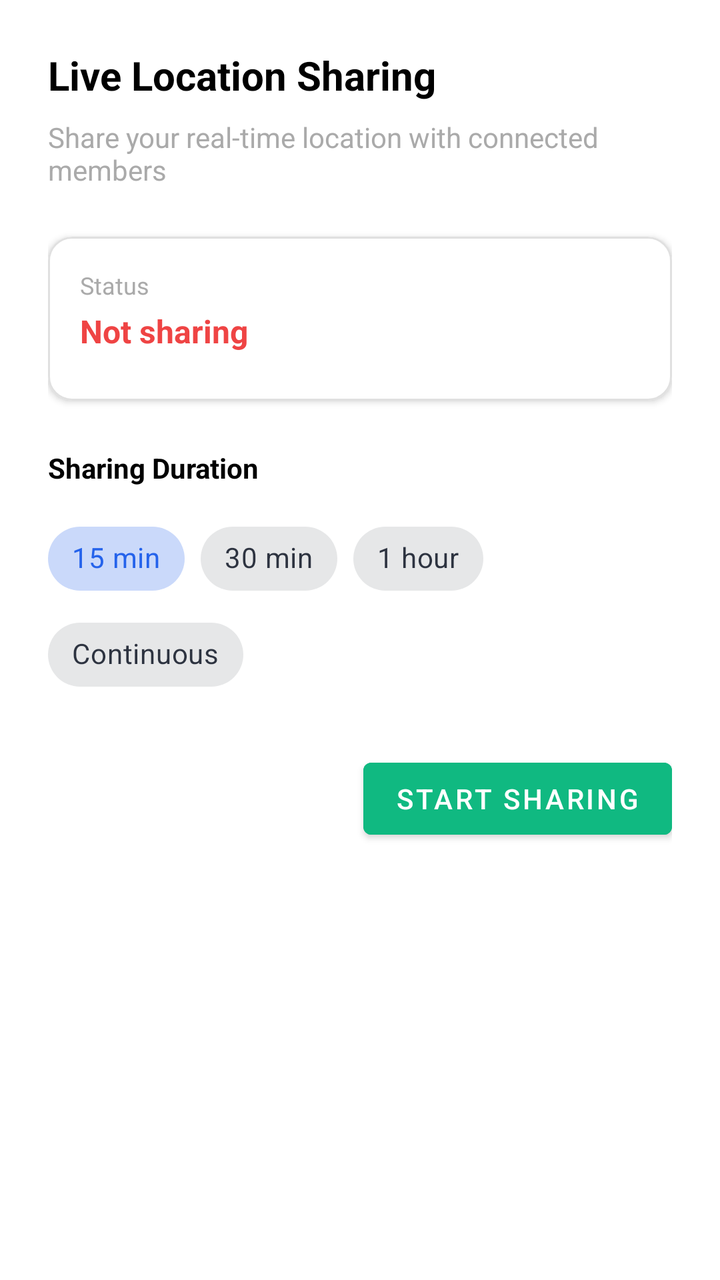
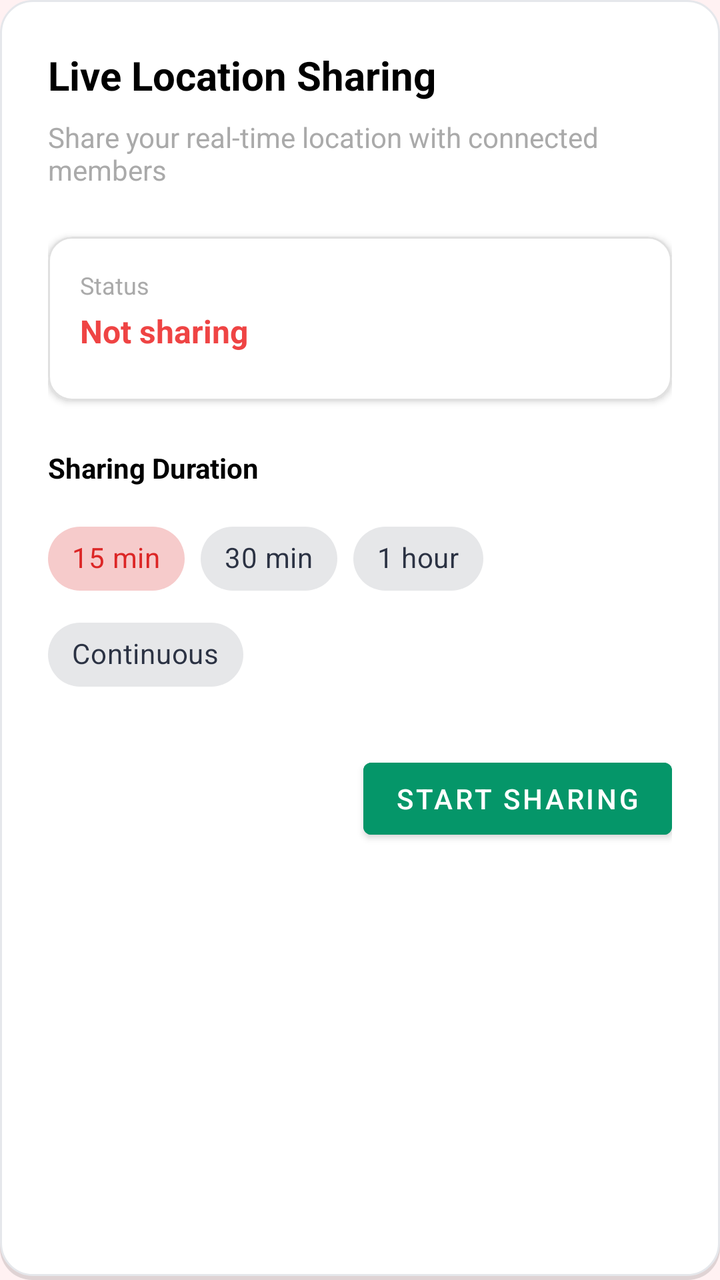

Two renders of the same Android screen: before a commit and after it. Below are the layout's source before the change and the commit's diff.
<!-- AndroidManifest.xml: application theme Theme.DisasterComm -->
<!-- res/layout/fragment_live_location_controls.xml -->
<?xml version="1.0" encoding="utf-8"?>
<LinearLayout xmlns:android="http://schemas.android.com/apk/res/android"
    xmlns:app="http://schemas.android.com/apk/res-auto"
    android:layout_width="match_parent"
    android:layout_height="wrap_content"
    android:orientation="vertical"
    android:padding="24dp"
    android:background="@android:color/white">

    
    <TextView
        android:layout_width="wrap_content"
        android:layout_height="wrap_content"
        android:text="Live Location Sharing"
        android:textSize="20sp"
        android:textStyle="bold"
        android:textColor="@android:color/black"
        android:layout_marginBottom="8dp" />

    <TextView
        android:id="@+id/tvSharingDescription"
        android:layout_width="wrap_content"
        android:layout_height="wrap_content"
        android:text="Share your real-time location with connected members"
        android:textSize="14sp"
        android:textColor="@android:color/darker_gray"
        android:layout_marginBottom="24dp" />

    
    <com.google.android.material.card.MaterialCardView
        android:id="@+id/cardSharingStatus"
        android:layout_width="match_parent"
        android:layout_height="wrap_content"
        android:layout_marginBottom="24dp"
        app:cardCornerRadius="12dp"
        app:cardElevation="2dp"
        app:strokeWidth="1dp"
        app:strokeColor="#E0E0E0">

        <LinearLayout
            android:layout_width="match_parent"
            android:layout_height="wrap_content"
            android:orientation="vertical"
            android:padding="16dp">

            <TextView
                android:id="@+id/tvStatusLabel"
                android:layout_width="wrap_content"
                android:layout_height="wrap_content"
                android:text="Status"
                android:textSize="12sp"
                android:textColor="@android:color/darker_gray"
                android:layout_marginBottom="4dp" />

            <TextView
                android:id="@+id/tvSharingStatus"
                android:layout_width="wrap_content"
                android:layout_height="wrap_content"
                android:text="Not sharing"
                android:textSize="16sp"
                android:textStyle="bold"
                android:textColor="#EF4444"
                android:layout_marginBottom="8dp" />

            <TextView
                android:id="@+id/tvRemainingTime"
                android:layout_width="wrap_content"
                android:layout_height="wrap_content"
                android:text=""
                android:textSize="14sp"
                android:textColor="@android:color/black"
                android:visibility="gone" />

        </LinearLayout>
    </com.google.android.material.card.MaterialCardView>

    
    <TextView
        android:layout_width="wrap_content"
        android:layout_height="wrap_content"
        android:text="Sharing Duration"
        android:textSize="14sp"
        android:textStyle="bold"
        android:textColor="@android:color/black"
        android:layout_marginBottom="12dp" />

    <com.google.android.material.chip.ChipGroup
        android:id="@+id/chipGroupDuration"
        android:layout_width="match_parent"
        android:layout_height="wrap_content"
        android:layout_marginBottom="24dp"
        app:singleSelection="true"
        app:selectionRequired="true">

        <com.google.android.material.chip.Chip
            android:id="@+id/chip15Min"
            style="@style/Widget.MaterialComponents.Chip.Choice"
            android:layout_width="wrap_content"
            android:layout_height="wrap_content"
            android:text="15 min"
            android:checked="true" />

        <com.google.android.material.chip.Chip
            android:id="@+id/chip30Min"
            style="@style/Widget.MaterialComponents.Chip.Choice"
            android:layout_width="wrap_content"
            android:layout_height="wrap_content"
            android:text="30 min" />

        <com.google.android.material.chip.Chip
            android:id="@+id/chip1Hour"
            style="@style/Widget.MaterialComponents.Chip.Choice"
            android:layout_width="wrap_content"
            android:layout_height="wrap_content"
            android:text="1 hour" />

        <com.google.android.material.chip.Chip
            android:id="@+id/chipContinuous"
            style="@style/Widget.MaterialComponents.Chip.Choice"
            android:layout_width="wrap_content"
            android:layout_height="wrap_content"
            android:text="Continuous" />

    </com.google.android.material.chip.ChipGroup>

    
    <LinearLayout
        android:layout_width="match_parent"
        android:layout_height="wrap_content"
        android:orientation="horizontal"
        android:gravity="end">

        <Button
            android:id="@+id/btnStopSharing"
            style="@style/Widget.MaterialComponents.Button.TextButton"
            android:layout_width="wrap_content"
            android:layout_height="wrap_content"
            android:text="Stop"
            android:textColor="#EF4444"
            android:visibility="gone"
            android:layout_marginEnd="8dp" />

        <Button
            android:id="@+id/btnStartSharing"
            style="@style/Widget.MaterialComponents.Button"
            android:layout_width="wrap_content"
            android:layout_height="wrap_content"
            android:text="Start Sharing"
            android:backgroundTint="#10B981" />

    </LinearLayout>

</LinearLayout>
<!-- resources referenced by this layout -->
<resources>
  <style name="Theme.DisasterComm" parent="Theme.MaterialComponents.Light.NoActionBar">
          
          <item name="colorPrimary">@color/primary</item>
          <item name="colorPrimaryVariant">@color/primary_variant</item>
          <item name="colorOnPrimary">@color/text_on_primary</item>
          
          
          <item name="colorSecondary">@color/secondary</item>
          <item name="colorSecondaryVariant">@color/secondary_variant</item>
          <item name="colorOnSecondary">@color/white</item>
          
          
          <item name="android:windowBackground">@color/background</item>
          <item name="colorSurface">@color/surface</item>
          <item name="colorOnSurface">@color/text_primary</item>
          
          
          <item name="android:statusBarColor">@color/primary_variant</item>
          <item name="android:windowLightStatusBar">false</item>
      </style>
  <color name="primary">#2563EB</color>
  <color name="primary_variant">#1D4ED8</color>
  <color name="text_on_primary">#FFFFFF</color>
  <color name="secondary">#0EA5E9</color>
  <color name="secondary_variant">#0284C7</color>
  <color name="white">#FFFFFF</color>
  <color name="background">#F3F4F6</color>
  <color name="surface">#FFFFFF</color>
  <color name="text_primary">#111827</color>
</resources>

<!-- the commit's change to res/layout/fragment_live_location_controls.xml (unified diff, before → after) -->
@@ -5,7 +5,7 @@
     android:layout_height="wrap_content"
     android:orientation="vertical"
     android:padding="24dp"
-    android:background="@android:color/white">
+    android:background="@drawable/bg_card_elevated">
 
     
     <TextView
@@ -146,7 +146,7 @@
             android:layout_width="wrap_content"
             android:layout_height="wrap_content"
             android:text="Start Sharing"
-            android:backgroundTint="#10B981" />
+            android:backgroundTint="@color/success" />
 
     </LinearLayout>
 
<!-- resource entries referenced after the edit -->
@@ -1,5 +1,26 @@
 <!-- resources referenced by this layout -->
 <resources>
+  <color name="success">#059669</color>
+  <!-- drawable bg_card_elevated (drawable) -->
+  <?xml version="1.0" encoding="utf-8"?>
+  <layer-list xmlns:android="http://schemas.android.com/apk/res/android">
+      
+      <item android:top="2dp">
+          <shape android:shape="rectangle">
+              <solid android:color="#20000000"/>
+              <corners android:radius="@dimen/radius_lg"/>
+          </shape>
+      </item>
+      
+      
+      <item android:bottom="2dp">
+          <shape android:shape="rectangle">
+              <solid android:color="@color/white"/>
+              <corners android:radius="@dimen/radius_lg"/>
+              <stroke android:width="1dp" android:color="#E5E7EB"/>
+          </shape>
+      </item>
+  </layer-list>
   <style name="Theme.DisasterComm" parent="Theme.MaterialComponents.Light.NoActionBar">
           
           <item name="colorPrimary">@color/primary</item>
@@ -20,14 +41,15 @@
           <item name="android:statusBarColor">@color/primary_variant</item>
           <item name="android:windowLightStatusBar">false</item>
       </style>
-  <color name="primary">#2563EB</color>
-  <color name="primary_variant">#1D4ED8</color>
+  <dimen name="radius_lg">16dp</dimen>
+  <color name="primary">#DC2626</color>
+  <color name="primary_variant">#B91C1C</color>
   <color name="text_on_primary">#FFFFFF</color>
-  <color name="secondary">#0EA5E9</color>
-  <color name="secondary_variant">#0284C7</color>
+  <color name="secondary">#EF4444</color>
+  <color name="secondary_variant">#991B1B</color>
   <color name="white">#FFFFFF</color>
-  <color name="background">#F3F4F6</color>
+  <color name="background">#FFF1F2</color>
   <color name="surface">#FFFFFF</color>
-  <color name="text_primary">#111827</color>
+  <color name="text_primary">#0F172A</color>
 </resources>
 
